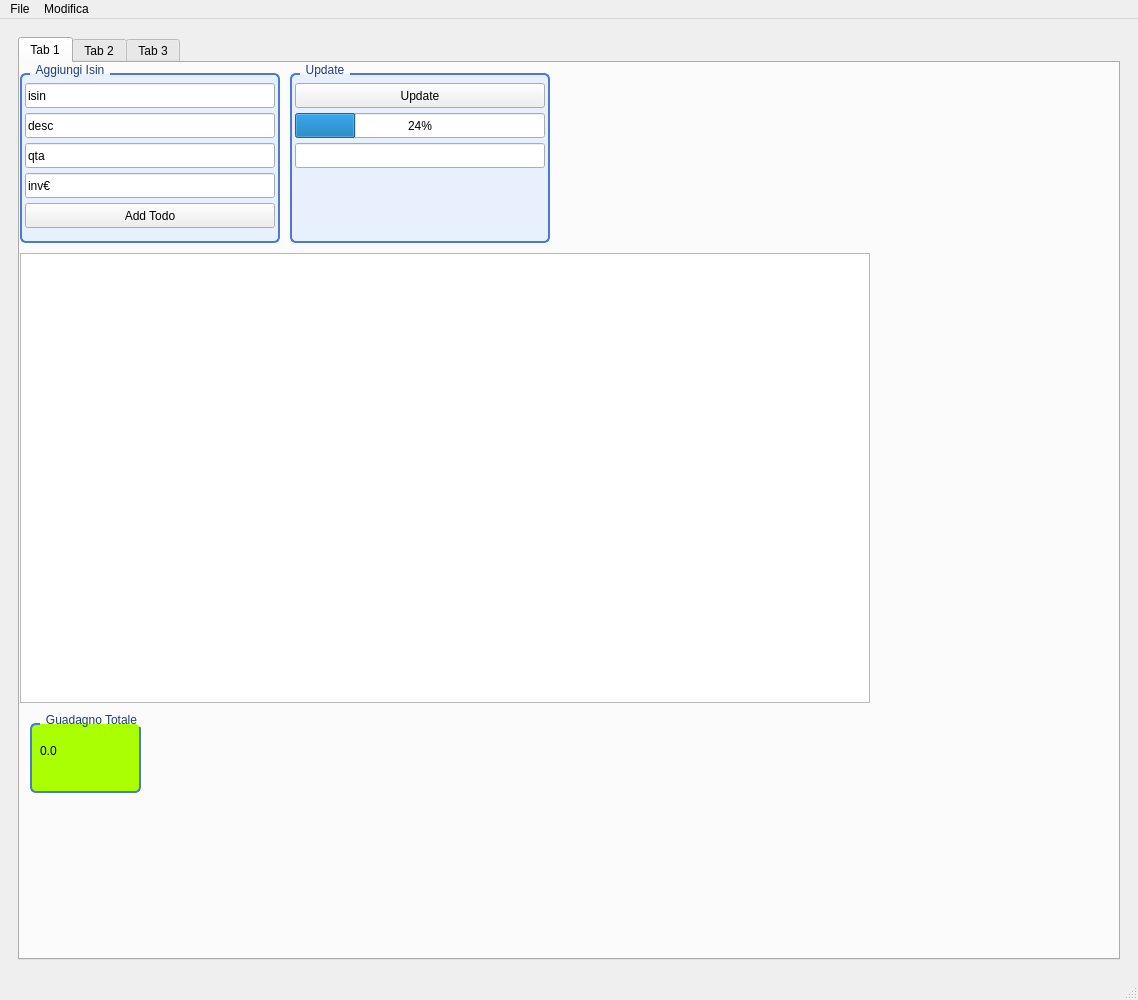
Above: mainWindow.ui from stefanocasson81/PyQt before the change. Below: the same form after it.
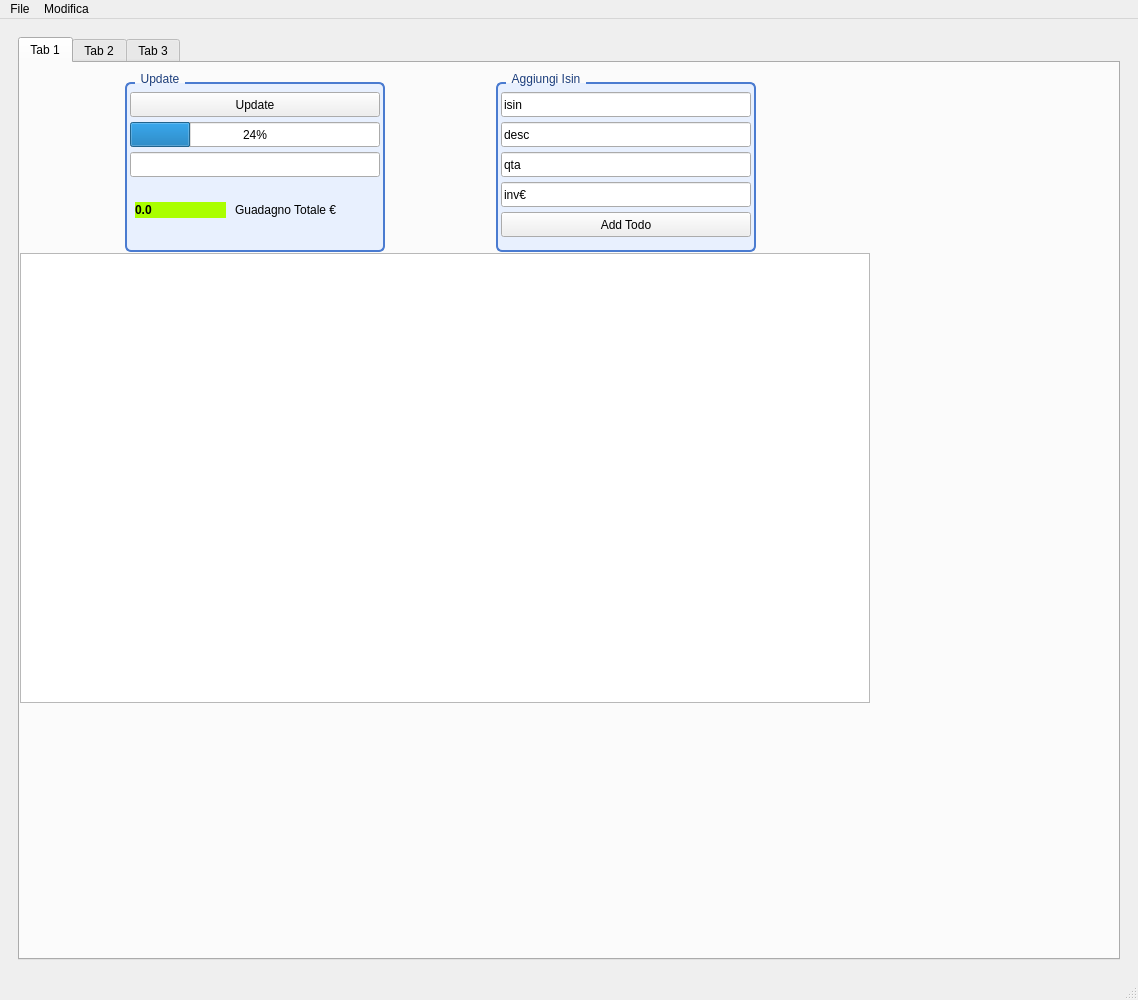
That is the form after the change. The open tabs and pages were chosen to show the change. Icons and pictures are not drawn.

```diff
--- a/mainWindow.ui
+++ b/mainWindow.ui
@@ -73,15 +73,111 @@
             </size>
            </property>
           </widget>
+          <widget class="QWidget" name="horizontalLayoutWidget">
+           <property name="geometry">
+            <rect>
+             <x>0</x>
+             <y>9</y>
+             <width>841</width>
+             <height>181</height>
+            </rect>
+           </property>
+           <layout class="QHBoxLayout" name="horizontalLayout_2">
+            <item>
+             <widget class="QGroupBox" name="groupBox_2">
+              <property name="maximumSize">
+               <size>
+                <width>260</width>
+                <height>180</height>
+               </size>
+              </property>
+              <property name="styleSheet">
+               <string notr="true">QGroupBox {
+    background-color: #e8f0fe;
+    border: 2px solid #4a7bd0;
+    border-radius: 6px;
+    margin-top: 10px;
+}
+QGroupBox::title {
+    subcontrol-origin: margin;
+    subcontrol-position: top left;
+    left: 10px;
+    padding: 0 4px;
+    color: #1a3d7c;
+}</string>
+              </property>
+              <property name="title">
+               <string>Update</string>
+              </property>
+              <widget class="QLineEdit" name="lineEdit_status">
+               <property name="geometry">
+                <rect>
+                 <x>5</x>
+                 <y>80</y>
+                 <width>250</width>
+                 <height>25</height>
+                </rect>
+               </property>
+              </widget>
+              <widget class="QPushButton" name="updateButton">
+               <property name="geometry">
+                <rect>
+                 <x>5</x>
+                 <y>20</y>
+                 <width>250</width>
+                 <height>25</height>
+                </rect>
+               </property>
+               <property name="text">
+                <string>Update</string>
+               </property>
+              </widget>
+              <widget class="QProgressBar" name="progressBar">
+               <property name="geometry">
+                <rect>
+                 <x>5</x>
+                 <y>50</y>
+                 <width>250</width>
+                 <height>25</height>
+                </rect>
+               </property>
+               <property name="value">
+                <number>24</number>
+               </property>
+              </widget>
+              <widget class="QLabel" name="Guadagno">
+               <property name="geometry">
+                <rect>
+                 <x>10</x>
+                 <y>130</y>
+                 <width>91</width>
+                 <height>16</height>
+                </rect>
+               </property>
+               <property name="styleSheet">
+                <string notr="true">background-color: rgb(170, 255, 0);</string>
+               </property>
+               <property name="text">
+                <string>&lt;html&gt;&lt;head/&gt;&lt;body&gt;&lt;p&gt;&lt;span style=&quot; font-weight:700;&quot;&gt;0.0&lt;/span&gt;&lt;/p&gt;&lt;/body&gt;&lt;/html&gt;</string>
+               </property>
+              </widget>
+              <widget class="QLabel" name="label">
+               <property name="geometry">
+                <rect>
+                 <x>110</x>
+                 <y>130</y>
+                 <width>121</width>
+                 <height>16</height>
+                </rect>
+               </property>
+               <property name="text">
+                <string>Guadagno Totale €</string>
+               </property>
+              </widget>
+             </widget>
+            </item>
+            <item>
           <widget class="QGroupBox" name="groupBox">
-           <property name="geometry">
-            <rect>
-             <x>0</x>
-             <y>0</y>
-             <width>260</width>
-             <height>180</height>
-            </rect>
-           </property>
            <property name="maximumSize">
             <size>
              <width>260</width>
@@ -172,116 +268,8 @@
             </property>
            </widget>
           </widget>
-          <widget class="QGroupBox" name="groupBox_2">
-           <property name="geometry">
-            <rect>
-             <x>270</x>
-             <y>0</y>
-             <width>260</width>
-             <height>180</height>
-            </rect>
-           </property>
-           <property name="maximumSize">
-            <size>
-             <width>260</width>
-             <height>180</height>
-            </size>
-           </property>
-           <property name="styleSheet">
-            <string notr="true">QGroupBox {
-    background-color: #e8f0fe;
-    border: 2px solid #4a7bd0;
-    border-radius: 6px;
-    margin-top: 10px;
-}
-QGroupBox::title {
-    subcontrol-origin: margin;
-    subcontrol-position: top left;
-    left: 10px;
-    padding: 0 4px;
-    color: #1a3d7c;
-}</string>
-           </property>
-           <property name="title">
-            <string>Update</string>
-           </property>
-           <widget class="QLineEdit" name="lineEdit_status">
-            <property name="geometry">
-             <rect>
-              <x>5</x>
-              <y>80</y>
-              <width>250</width>
-              <height>25</height>
-             </rect>
-            </property>
-           </widget>
-           <widget class="QPushButton" name="updateButton">
-            <property name="geometry">
-             <rect>
-              <x>5</x>
-              <y>20</y>
-              <width>250</width>
-              <height>25</height>
-             </rect>
-            </property>
-            <property name="text">
-             <string>Update</string>
-            </property>
-           </widget>
-           <widget class="QProgressBar" name="progressBar">
-            <property name="geometry">
-             <rect>
-              <x>5</x>
-              <y>50</y>
-              <width>250</width>
-              <height>25</height>
-             </rect>
-            </property>
-            <property name="value">
-             <number>24</number>
-            </property>
-           </widget>
-          </widget>
-          <widget class="QGroupBox" name="groupBox_3">
-           <property name="geometry">
-            <rect>
-             <x>10</x>
-             <y>650</y>
-             <width>111</width>
-             <height>80</height>
-            </rect>
-           </property>
-           <property name="styleSheet">
-            <string notr="true">QGroupBox {
-    background-color: rgb(170, 255, 0);
-    border: 2px solid #4a7bd0;
-    border-radius: 6px;
-    margin-top: 10px;
-}
-QGroupBox::title {
-    subcontrol-origin: margin;
-    subcontrol-position: top left;
-    left: 10px;
-    padding: 0 4px;
-    color: #1a3d7c;
-}</string>
-           </property>
-           <property name="title">
-            <string>Guadagno Totale</string>
-           </property>
-           <widget class="QLabel" name="Guadagno">
-            <property name="geometry">
-             <rect>
-              <x>10</x>
-              <y>30</y>
-              <width>91</width>
-              <height>16</height>
-             </rect>
-            </property>
-            <property name="text">
-             <string>0.0</string>
-            </property>
-           </widget>
+            </item>
+           </layout>
           </widget>
          </widget>
          <widget class="QWidget" name="tab_2">
```
Left out of the diff: 28 changed lines with no effect on the pictures. Lines whose indentation alone changed are shown as unchanged.
